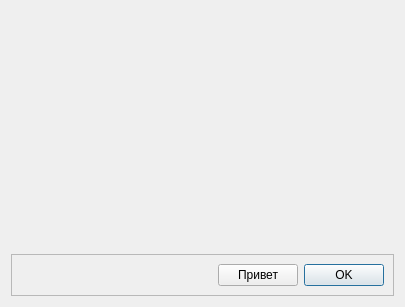
The window that docs/examples/06.GUI/ui/main_dialog.ui (dluciv/python-intro-course) describes before a commit, drawn with Qt 5.
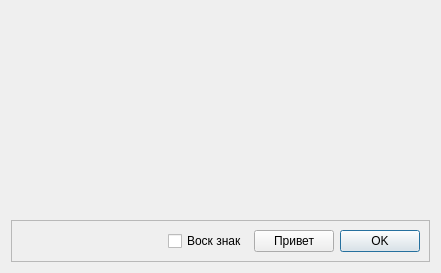
The same window after the commit.

```diff
--- a/docs/examples/06.GUI/ui/main_dialog.ui
+++ b/docs/examples/06.GUI/ui/main_dialog.ui
@@ -6,8 +6,8 @@
    <rect>
     <x>0</x>
     <y>0</y>
-    <width>405</width>
-    <height>307</height>
+    <width>441</width>
+    <height>273</height>
    </rect>
   </property>
   <property name="windowTitle">
@@ -69,6 +69,13 @@
         </property>
        </spacer>
       </item>
+      <item>
+       <widget class="QCheckBox" name="excCheckBox">
+        <property name="text">
+         <string>Воск знак</string>
+        </property>
+       </widget>
+      </item>
       <item>
        <widget class="QPushButton" name="helloButton">
         <property name="text">
```
